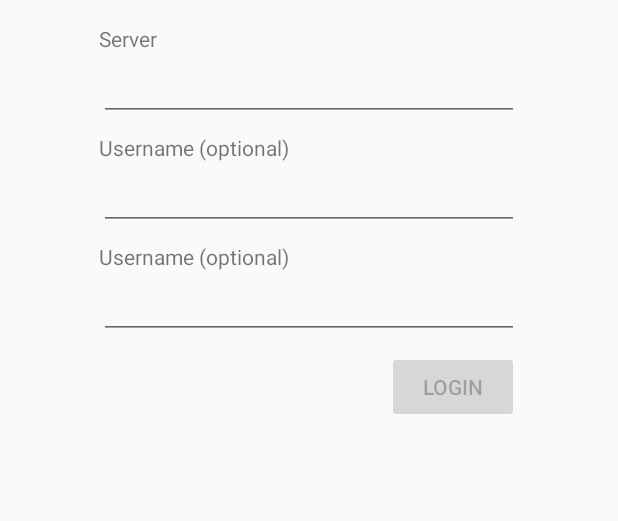
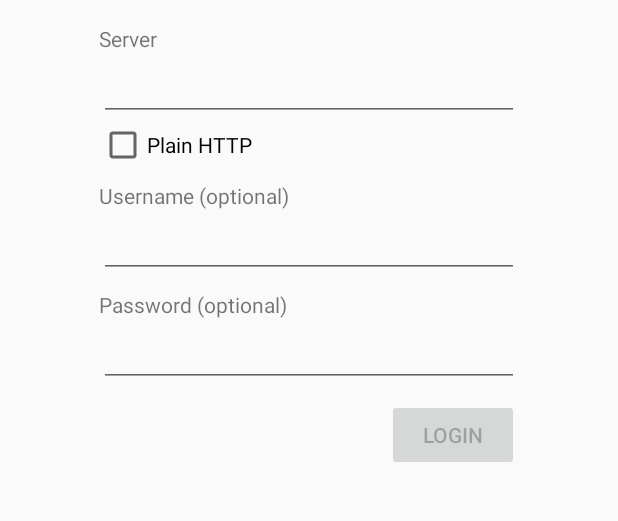
Before and after one commit to kmansoft/clearview-android, an Android app: the screen it shows after launch (MainActivity), on a phone screen of 412 x 824 dp, the part 157-678 px from its top. Run offline under Robolectric (Android 15) with nearby library versions, the phone set to English and light mode, and no system bars.

Commit message:
Add setting to use plain http

```diff
--- a/src/main/java/org/kman/clearview/core/AuthInfo.kt
+++ b/src/main/java/org/kman/clearview/core/AuthInfo.kt
@@ -6,12 +6,14 @@ import androidx.preference.PreferenceManager
 data class AuthInfo(
     val server: String,
     val username: String?,
-    val password: String?
+    val password: String?,
+    val plainHttp: Boolean
 ) {
     companion object {
         private const val PREFS_KEY_SERVER = "auth_server"
         private const val PREFS_KEY_USERNAME = "auth_username"
         private const val PREFS_KEY_PASSWORD = "auth_password"
+        private const val PREFS_KEY_PLAIN_HTTP = "auth_plain_http"
 
         fun loadSavedAuthInfo(context: Context): AuthInfo? {
             val prefs = PreferenceManager.getDefaultSharedPreferences(context)
@@ -19,11 +21,12 @@ data class AuthInfo(
                 val server = it.getString(PREFS_KEY_SERVER, null)
                 val username = it.getString(PREFS_KEY_USERNAME, null)
                 val password = it.getString(PREFS_KEY_PASSWORD, null)
+                val plainHttp = it.getBoolean(PREFS_KEY_PLAIN_HTTP, false)
 
                 if (server.isNullOrEmpty()) {
                     null
                 } else {
-                    AuthInfo(server, username, password)
+                    AuthInfo(server, username, password, plainHttp)
                 }
             }
         }
@@ -34,6 +37,7 @@ data class AuthInfo(
                 it.remove(PREFS_KEY_SERVER)
                 it.remove(PREFS_KEY_USERNAME)
                 it.remove(PREFS_KEY_PASSWORD)
+                it.remove(PREFS_KEY_PLAIN_HTTP)
             }.apply()
         }
 
@@ -43,6 +47,7 @@ data class AuthInfo(
                 it.putString(PREFS_KEY_SERVER, authInfo.server)
                 it.putString(PREFS_KEY_USERNAME, authInfo.username)
                 it.putString(PREFS_KEY_PASSWORD, authInfo.password)
+                it.putBoolean(PREFS_KEY_PLAIN_HTTP, authInfo.plainHttp)
             }.apply()
         }
     }
--- a/src/main/java/org/kman/clearview/core/BaseViewModel.kt
+++ b/src/main/java/org/kman/clearview/core/BaseViewModel.kt
@@ -28,7 +28,8 @@ open class BaseViewModel(val app: Application) : AndroidViewModel(app) {
 
     fun makeUrlBuilderBase(authInfo: AuthInfo): HttpUrl.Builder {
         return HttpUrl.Builder().also {
-            it.scheme("https")
+            it.scheme(
+                if (authInfo.plainHttp) "http" else "https")
             it.host(authInfo.server)
 
             if (BuildConfig.DEBUG) {
--- a/src/main/java/org/kman/clearview/ui/login/LoginFragment.kt
+++ b/src/main/java/org/kman/clearview/ui/login/LoginFragment.kt
@@ -10,6 +10,7 @@ import android.view.LayoutInflater
 import android.view.View
 import android.view.ViewGroup
 import android.widget.Button
+import android.widget.CheckBox
 import android.widget.EditText
 import androidx.core.widget.doAfterTextChanged
 import androidx.fragment.app.Fragment
@@ -41,6 +42,7 @@ class LoginFragment : Fragment() {
         mEditServer = root.findViewById(R.id.login_server)
         mEditUsername = root.findViewById(R.id.login_username)
         mEditPassword = root.findViewById(R.id.login_password)
+        mCheckPlainHttp = root.findViewById(R.id.login_plain_http)
         mButtonLogin = root.findViewById(R.id.login_button)
 
         mEditServer.doAfterTextChanged {
@@ -98,8 +100,8 @@ class LoginFragment : Fragment() {
         val authInfo = AuthInfo(
             server,
             mEditUsername.text.toString().trim(),
-            mEditPassword.text.toString().trim()
-        )
+            mEditPassword.text.toString().trim(),
+            mCheckPlainHttp.isChecked)
 
         mModel.startAuth(authInfo)
     }
@@ -165,6 +167,7 @@ class LoginFragment : Fragment() {
     private lateinit var mEditServer: EditText
     private lateinit var mEditUsername: EditText
     private lateinit var mEditPassword: EditText
+    private lateinit var mCheckPlainHttp: CheckBox
     private lateinit var mButtonLogin: Button
 
     @Suppress("DEPRECATION")
--- a/src/main/res/layout/fragment_login.xml
+++ b/src/main/res/layout/fragment_login.xml
@@ -42,6 +42,12 @@
 				android:autofillHints="server"
 				android:inputType="textUri" />
 
+			<CheckBox
+				android:id="@+id/login_plain_http"
+				android:layout_width="match_parent"
+				android:layout_height="wrap_content"
+				android:text="@string/text_home_plain_http" />
+
 			<TextView
 				android:layout_width="match_parent"
 				android:layout_height="wrap_content"
@@ -65,7 +71,7 @@
 				android:ellipsize="end"
 				android:labelFor="@id/login_password"
 				android:lines="1"
-                android:text="@string/text_home_username" />
+				android:text="@string/text_home_password" />
 
 			<EditText
 				android:id="@+id/login_password"
--- a/src/main/res/values/strings.xml
+++ b/src/main/res/values/strings.xml
@@ -31,6 +31,7 @@
     <string name="text_home_server">Server</string>
     <string name="text_home_username">Username (optional)</string>
     <string name="text_home_password">Password (optional)</string>
+    <string name="text_home_plain_http">Plain HTTP</string>
     <string name="text_home_login">Login</string>
 
     <string name="please_confirm">Please confirm</string>
```
Lines whose indentation alone changed are shown as unchanged.
